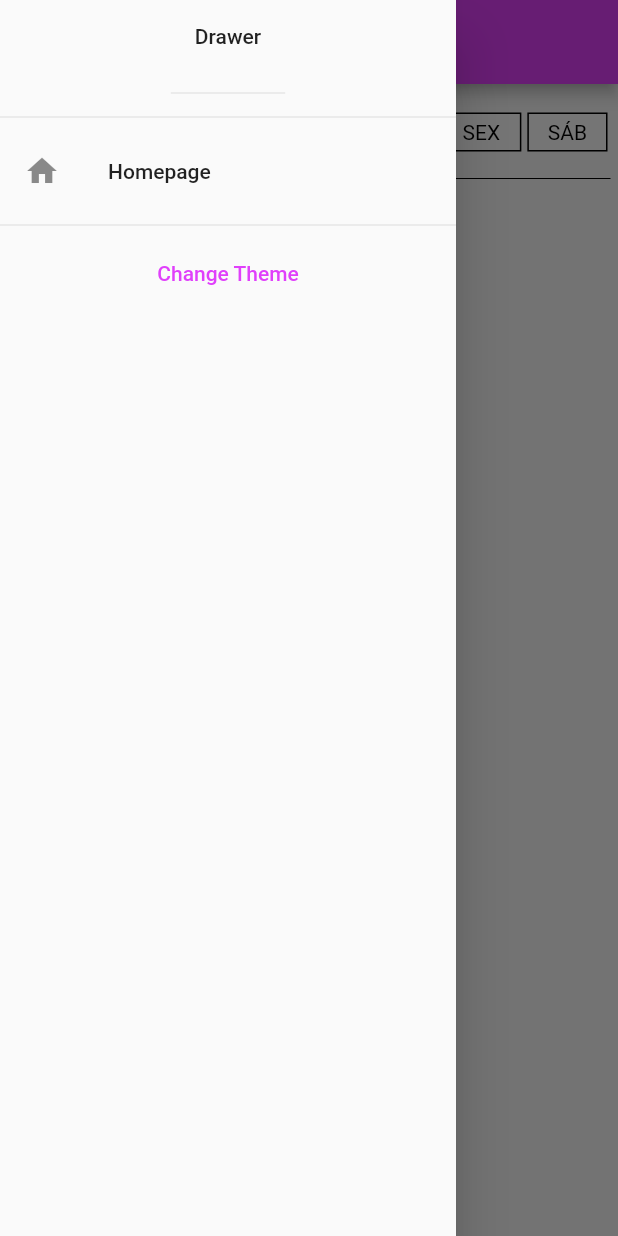
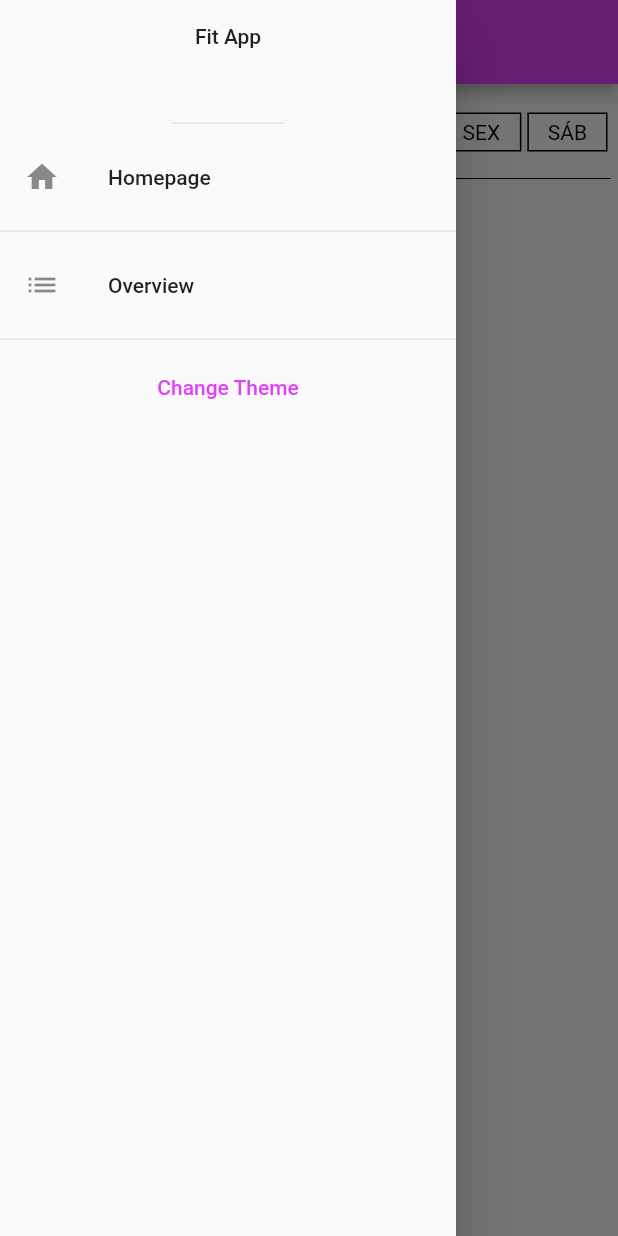
Before and after one commit to PedroH-Peres/FitAppFlutter, a Flutter app: the screen it shows after launch, with the side drawer open, on a phone screen of 412 x 824 dp. Run offline on Flutter 3.47's test engine with Material 2 defaults, Android fonts, the phone set to English and light mode, and no system bars; our stand-ins replace sqflite; missing offline and left inert: dart:ffi; accounts and stored records are empty.

Commit message:
overview_page

```diff
--- a/fitapp/lib/components/appdrawer.dart
+++ b/fitapp/lib/components/appdrawer.dart
@@ -1,4 +1,5 @@
 import 'package:fitapp/models/appcontroller.dart';
+import 'package:fitapp/utils/routes.dart';
 import 'package:flutter/material.dart';
 import 'package:flutter/src/widgets/container.dart';
 import 'package:flutter/src/widgets/framework.dart';
@@ -12,13 +13,20 @@ class AppDrawer extends StatelessWidget {
     return Drawer(
       child: Column(
         children: [
-          SizedBox(height: 70, child: DrawerHeader(child: Text("Drawer"))),
-          Divider(),
+          SizedBox(child: DrawerHeader(child: Text("Fit App")), height: 90,),
           ListTile(
             title: Text("Homepage"),
             leading: Icon(Icons.home),
             onTap: () {
-              Navigator.of(context).pop();
+              Navigator.of(context).pushReplacementNamed(UtilRoutes.home_page);
+            },
+          ),
+          Divider(),
+          ListTile(
+            title: Text("Overview"),
+            leading: Icon(Icons.list),
+            onTap: () {
+              Navigator.of(context).pushReplacementNamed(UtilRoutes.overview_page);
             },
           ),
           Divider(),
--- a/fitapp/lib/main.dart
+++ b/fitapp/lib/main.dart
@@ -1,6 +1,8 @@
 import 'package:fitapp/core/services/exercise_service.dart';
 import 'package:fitapp/models/appcontroller.dart';
+import 'package:fitapp/pages/exercise_list_overview.dart';
 import 'package:fitapp/pages/homepage.dart';
+import 'package:fitapp/utils/routes.dart';
 import 'package:flutter/material.dart';
 import 'package:flutter_localizations/flutter_localizations.dart';
 import 'package:intl/intl.dart';
@@ -43,6 +45,10 @@ class FitApp extends StatelessWidget {
             darkTheme: ThemeData.dark(),
             home: HomePage(),
             debugShowCheckedModeBanner: false,
+            routes: {
+              '/overview':(context) => ExerciseOverview(),
+              '/home':((context) => HomePage())
+            },
           ),
         );
       }),
--- a/fitapp/lib/pages/homepage.dart
+++ b/fitapp/lib/pages/homepage.dart
@@ -135,6 +135,7 @@ class _HomePageState extends State<HomePage> {
                             exerciseServ.getTodayItems.length == 0
                                 ? child!
                                 : Expanded(
+                                    child: SafeArea(
                                       child: SizedBox(
                                           child: ListView.builder(
                                         itemCount: exerciseServ.getLength(),
@@ -147,10 +148,10 @@ class _HomePageState extends State<HomePage> {
                                                   HomePage.selectedDay
                                               ? Card(
                                                   child: ListTile(
-                                                  subtitle: Text(exerciseServ
+                                                    subtitle: Text("Repetições: ${exerciseServ
                                                         .itemByIndex(index)
                                                         .quantidade
-                                                      .toString()),
+                                                        .toString()}"),
                                                     leading: Text(exerciseServ
                                                         .itemByIndex(index)
                                                         .tempo!
@@ -215,6 +216,7 @@ class _HomePageState extends State<HomePage> {
                                               : SizedBox();
                                         }),
                                       )),
+                                    ),
                                   )),
                       ),
           ),
--- /dev/null
+++ b/fitapp/lib/utils/routes.dart
@@ -0,0 +1,4 @@
+class UtilRoutes{
+  static String home_page = '/home';
+  static String overview_page = '/overview';
+}
```
Also changed, not shown: fitapp/lib/pages/exercise_list_overview.dart (added, +90 -0 lines). Lines whose indentation alone changed are shown as unchanged.
